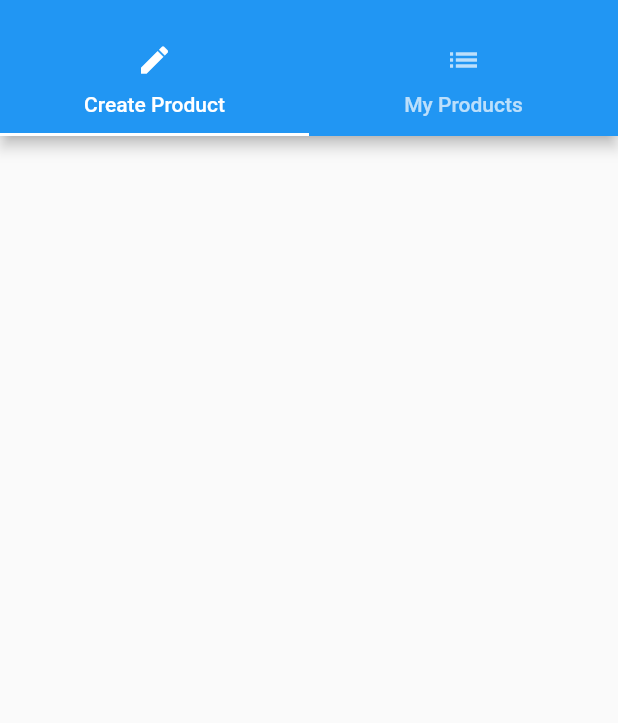
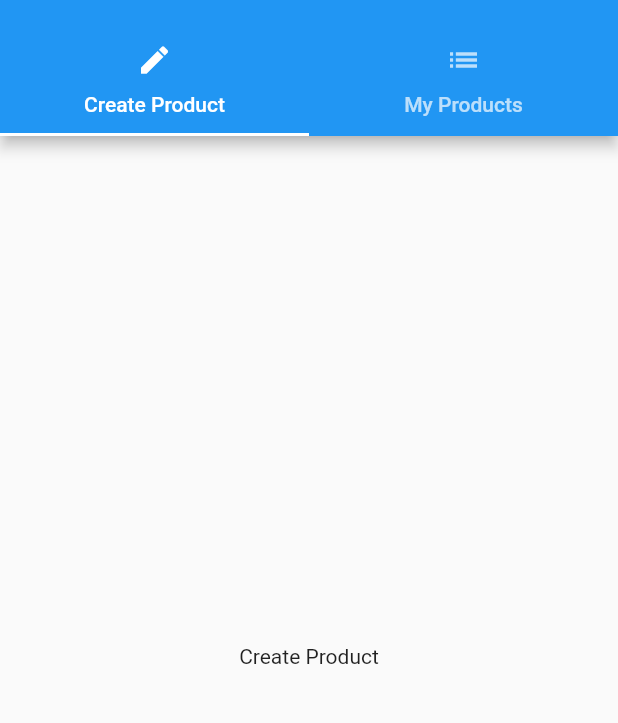
Before and after one commit to SupposedlySam/Dart-Flutter-Udemy-Course, a Flutter app: the ProductAdminPage screen opened directly, on a phone screen of 412 x 824 dp, the part 59-782 px from its top. Run offline on Flutter 3.47's test engine with Material 2 defaults, Android fonts, the phone set to English and light mode, and no system bars.

Commit message:
Made the tabs functional

```diff
--- a/lib/pages/product_admin.dart
+++ b/lib/pages/product_admin.dart
@@ -1,5 +1,7 @@
 import 'package:flutter/material.dart';
 import './products.dart';
+import './product_create.dart';
+import './product_list.dart';
 
 class ProductAdminPage extends StatelessWidget {
   @override
@@ -30,7 +32,12 @@ class ProductAdminPage extends StatelessWidget {
             )
           ],),
         ),
-        body: Container(),
+        body: TabBarView(
+          children: <Widget>[
+            ProductCreatePage(),
+            ProductListPage()
+          ],
+        ),
       ),
     );
   }
--- /dev/null
+++ b/lib/pages/product_create.dart
@@ -0,0 +1,8 @@
+import 'package:flutter/material.dart';
+
+class ProductCreatePage extends StatelessWidget {
+  @override
+    Widget build(BuildContext context) {
+      return Center(child: Text("Create Product"));
+    }
+}
--- /dev/null
+++ b/lib/pages/product_list.dart
@@ -0,0 +1,8 @@
+import 'package:flutter/material.dart';
+
+class ProductListPage extends StatelessWidget {
+  @override
+    Widget build(BuildContext context) {
+      return Center(child: Text("Product List"));
+    }
+}
```
